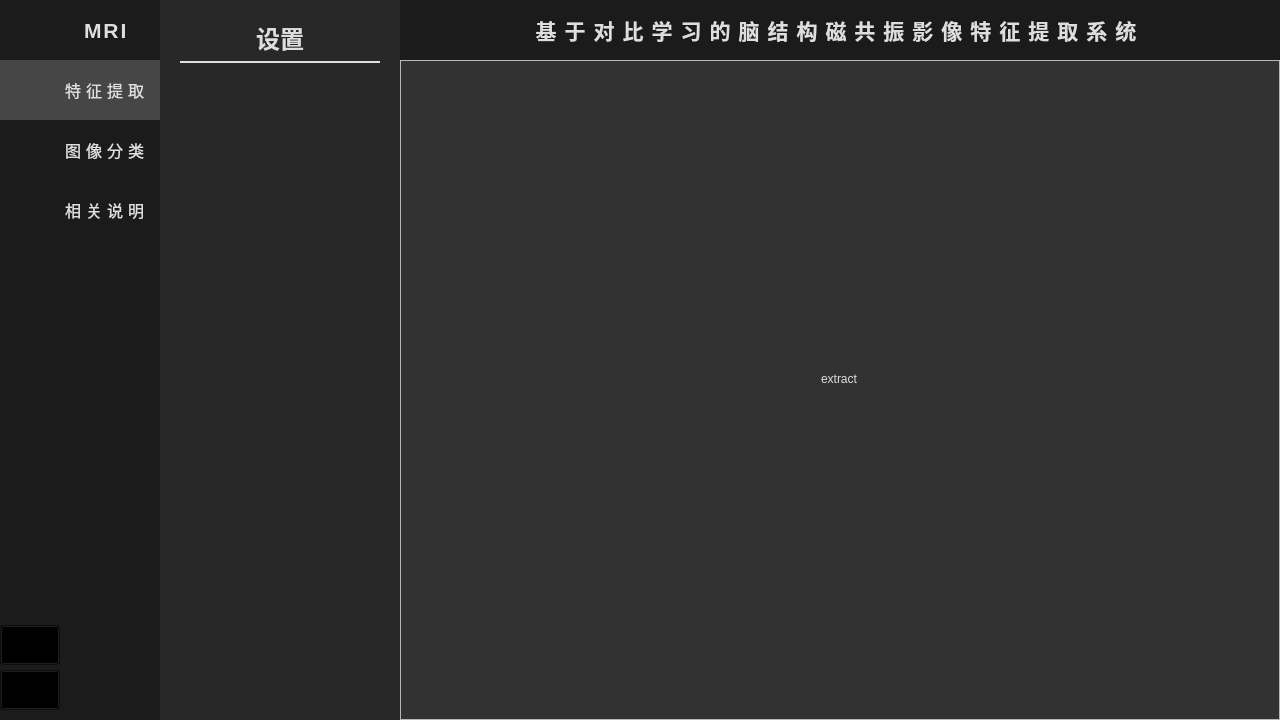
Above: ui/main.ui from feroooooo/Contrastive-Learning-MRI before the change. Below: the same form after it.
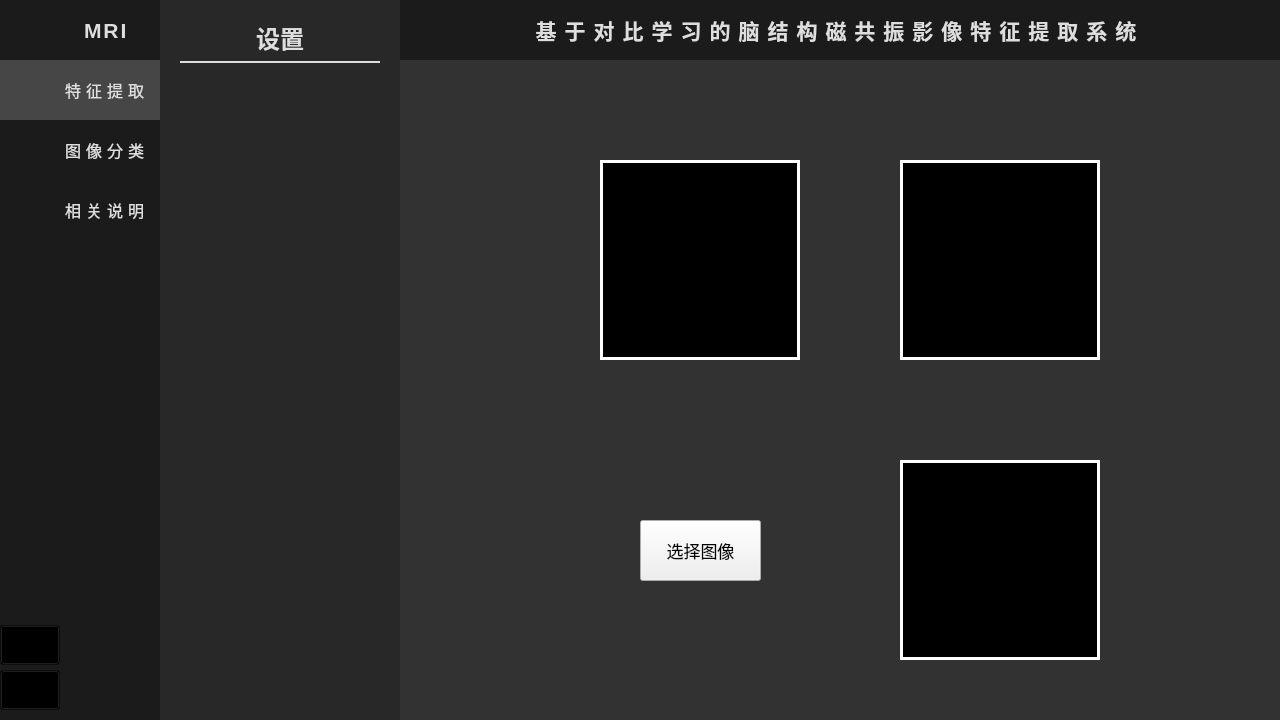
That is the form after the change. The open tabs and pages were chosen to show the change. Icons and pictures are not drawn.

Diff of the .ui file:
```diff
--- a/ui/main.ui
+++ b/ui/main.ui
@@ -12,8 +12,8 @@
   </property>
   <property name="minimumSize">
    <size>
-    <width>960</width>
-    <height>540</height>
+    <width>1280</width>
+    <height>720</height>
    </size>
   </property>
   <property name="windowTitle">
@@ -21,9 +21,9 @@
   </property>
   <widget class="QWidget" name="styleSheet">
    <property name="styleSheet">
-    <string notr="true">QWidget#styleSheet{
+    <string notr="true">QFrame#background{
 	color: #dedede;
-	background-color:#383838;
+	background-color:#1b1b1b;
 }
 QFrame#leftFrame{
 	background-color:#1b1b1b;
@@ -35,7 +35,7 @@
 	background-color:#282828;
 }
 QFrame#contentFrame{
-	background-color:#323232;
+	background-color:#1b1b1b;
 }
 QLabel#topLabel{
 	background-color:#1b1b1b;
@@ -49,12 +49,12 @@
 }
 QLabel#lineLabel{
 	background-color:#dedede;
+}
+QLabel{
+	color:#dedede;
 }</string>
    </property>
-   <layout class="QVBoxLayout" name="verticalLayout">
-    <property name="spacing">
-     <number>0</number>
-    </property>
+   <layout class="QGridLayout" name="gridLayout">
     <property name="leftMargin">
      <number>0</number>
     </property>
@@ -67,7 +67,7 @@
     <property name="bottomMargin">
      <number>0</number>
     </property>
-    <item>
+    <item row="0" column="0">
      <widget class="QFrame" name="background">
       <layout class="QHBoxLayout" name="horizontalLayout">
        <property name="spacing">
@@ -864,10 +864,10 @@
           <item>
            <widget class="QFrame" name="contentContainer">
             <property name="frameShape">
-             <enum>QFrame::StyledPanel</enum>
+             <enum>QFrame::NoFrame</enum>
             </property>
             <property name="frameShadow">
-             <enum>QFrame::Raised</enum>
+             <enum>QFrame::Plain</enum>
             </property>
             <layout class="QVBoxLayout" name="verticalLayout_8">
              <property name="spacing">
@@ -893,7 +893,9 @@
                 </font>
                </property>
                <property name="styleSheet">
-                <string notr="true">color:#dedede;</string>
+                <string notr="true">QFrame{
+	background-color:#323232;
+}</string>
                </property>
                <property name="currentIndex">
                 <number>0</number>
@@ -914,19 +916,209 @@
                 </widget>
                </widget>
                <widget class="QWidget" name="extractPage">
-                <widget class="QLabel" name="label_2">
-                 <property name="geometry">
-                  <rect>
-                   <x>420</x>
-                   <y>310</y>
-                   <width>54</width>
-                   <height>16</height>
-                  </rect>
+                <layout class="QGridLayout" name="gridLayoutExtract">
+                 <property name="leftMargin">
+                  <number>0</number>
                  </property>
-                 <property name="text">
-                  <string>extract</string>
+                 <property name="topMargin">
+                  <number>0</number>
                  </property>
-                </widget>
+                 <property name="rightMargin">
+                  <number>0</number>
+                 </property>
+                 <property name="bottomMargin">
+                  <number>0</number>
+                 </property>
+                 <item row="0" column="0">
+                  <widget class="QFrame" name="extractFrameV">
+                   <layout class="QHBoxLayout" name="horizontalLayout_2">
+                    <property name="spacing">
+                     <number>0</number>
+                    </property>
+                    <property name="leftMargin">
+                     <number>0</number>
+                    </property>
+                    <property name="topMargin">
+                     <number>0</number>
+                    </property>
+                    <property name="rightMargin">
+                     <number>0</number>
+                    </property>
+                    <property name="bottomMargin">
+                     <number>0</number>
+                    </property>
+                    <item>
+                     <spacer name="horizontalSpacerExtract2">
+                      <property name="orientation">
+                       <enum>Qt::Horizontal</enum>
+                      </property>
+                      <property name="sizeType">
+                       <enum>QSizePolicy::Expanding</enum>
+                      </property>
+                      <property name="sizeHint" stdset="0">
+                       <size>
+                        <width>0</width>
+                        <height>0</height>
+                       </size>
+                      </property>
+                     </spacer>
+                    </item>
+                    <item>
+                     <widget class="QFrame" name="extractFrameH">
+                      <property name="minimumSize">
+                       <size>
+                        <width>0</width>
+                        <height>0</height>
+                       </size>
+                      </property>
+                      <property name="styleSheet">
+                       <string notr="true"/>
+                      </property>
+                      <layout class="QVBoxLayout" name="verticalLayout">
+                       <property name="spacing">
+                        <number>0</number>
+                       </property>
+                       <property name="leftMargin">
+                        <number>0</number>
+                       </property>
+                       <property name="topMargin">
+                        <number>0</number>
+                       </property>
+                       <property name="rightMargin">
+                        <number>0</number>
+                       </property>
+                       <property name="bottomMargin">
+                        <number>0</number>
+                       </property>
+                       <item>
+                        <spacer name="verticalSpacerExtract1">
+                         <property name="orientation">
+                          <enum>Qt::Vertical</enum>
+                         </property>
+                         <property name="sizeHint" stdset="0">
+                          <size>
+                           <width>0</width>
+                           <height>0</height>
+                          </size>
+                         </property>
+                        </spacer>
+                       </item>
+                       <item>
+                        <widget class="QFrame" name="extractFrame">
+                         <property name="minimumSize">
+                          <size>
+                           <width>880</width>
+                           <height>660</height>
+                          </size>
+                         </property>
+                         <property name="styleSheet">
+                          <string notr="true">QLabel#axialLabel, QLabel#coronalLabel, QLabel#saggitalLabel{
+	border: 3px solid white;
+	background-color:black;
+}</string>
+                         </property>
+                         <widget class="QLabel" name="axialLabel">
+                          <property name="geometry">
+                           <rect>
+                            <x>200</x>
+                            <y>100</y>
+                            <width>200</width>
+                            <height>200</height>
+                           </rect>
+                          </property>
+                          <property name="text">
+                           <string/>
+                          </property>
+                          <property name="alignment">
+                           <set>Qt::AlignCenter</set>
+                          </property>
+                         </widget>
+                         <widget class="QLabel" name="saggitalLabel">
+                          <property name="geometry">
+                           <rect>
+                            <x>500</x>
+                            <y>100</y>
+                            <width>200</width>
+                            <height>200</height>
+                           </rect>
+                          </property>
+                          <property name="text">
+                           <string/>
+                          </property>
+                          <property name="alignment">
+                           <set>Qt::AlignCenter</set>
+                          </property>
+                         </widget>
+                         <widget class="QLabel" name="coronalLabel">
+                          <property name="geometry">
+                           <rect>
+                            <x>500</x>
+                            <y>400</y>
+                            <width>200</width>
+                            <height>200</height>
+                           </rect>
+                          </property>
+                          <property name="text">
+                           <string/>
+                          </property>
+                          <property name="alignment">
+                           <set>Qt::AlignCenter</set>
+                          </property>
+                         </widget>
+                         <widget class="QPushButton" name="selectButton">
+                          <property name="geometry">
+                           <rect>
+                            <x>240</x>
+                            <y>460</y>
+                            <width>121</width>
+                            <height>61</height>
+                           </rect>
+                          </property>
+                          <property name="styleSheet">
+                           <string notr="true">font-size:13pt;</string>
+                          </property>
+                          <property name="text">
+                           <string>选择图像</string>
+                          </property>
+                         </widget>
+                        </widget>
+                       </item>
+                       <item>
+                        <spacer name="verticalSpacerExtract2">
+                         <property name="orientation">
+                          <enum>Qt::Vertical</enum>
+                         </property>
+                         <property name="sizeHint" stdset="0">
+                          <size>
+                           <width>0</width>
+                           <height>0</height>
+                          </size>
+                         </property>
+                        </spacer>
+                       </item>
+                      </layout>
+                     </widget>
+                    </item>
+                    <item>
+                     <spacer name="horizontalSpacerExtract1">
+                      <property name="orientation">
+                       <enum>Qt::Horizontal</enum>
+                      </property>
+                      <property name="sizeType">
+                       <enum>QSizePolicy::Expanding</enum>
+                      </property>
+                      <property name="sizeHint" stdset="0">
+                       <size>
+                        <width>0</width>
+                        <height>0</height>
+                       </size>
+                      </property>
+                     </spacer>
+                    </item>
+                   </layout>
+                  </widget>
+                 </item>
+                </layout>
                </widget>
                <widget class="QWidget" name="hintPage">
                 <widget class="QLabel" name="label_3">
```
Left out of the diff: 324 changed lines with no effect on the pictures.
